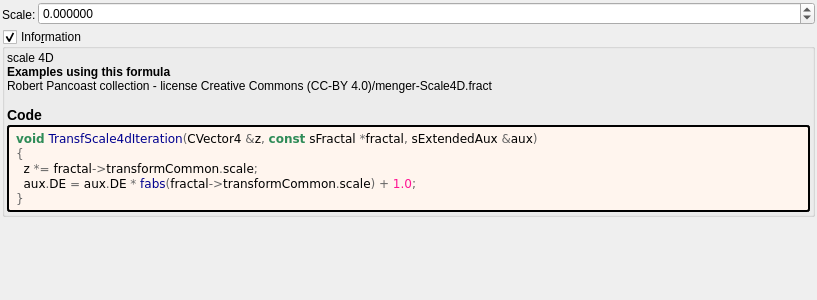
This is mandelbulber2/formula/ui/transf_scale4d.ui in buddhi1980/mandelbulber2 as Qt 5 draws it before an edit. The edited form follows.
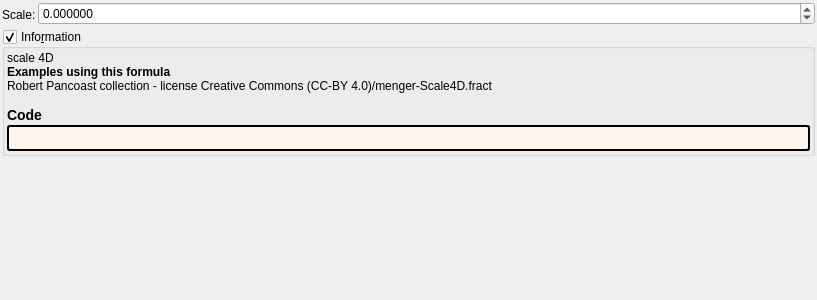
This is the edited form. Custom widgets are drawn as their Qt base class.

```diff
--- a/mandelbulber2/formula/ui/transf_scale4d.ui
+++ b/mandelbulber2/formula/ui/transf_scale4d.ui
@@ -122,14 +122,7 @@
          <string notr="true">border-style: outset; border-width: 2px; border-radius: 3px; border-color: black; background-color: #fff5ee; padding: 4px;</string>
         </property>
         <property name="text">
-         <string notr="true">&lt;body style=&quot;background-color:#fff5ee&quot;&gt;
-&lt;pre style=&quot;color:#000000; background-color:#fff5ee;  font-family:'Courier New',monospace;&quot;&gt;&lt;span style=&quot;color:#2e8b57; font-weight:bold&quot;&gt;void&lt;/span&gt; &lt;span style=&quot;color:#00008f&quot;&gt;TransfScale4dIteration&lt;/span&gt;&lt;span style=&quot;color:#676767&quot;&gt;(&lt;/span&gt;CVector4 &lt;span style=&quot;color:#676767&quot;&gt;&amp;amp;&lt;/span&gt;z&lt;span style=&quot;color:#676767&quot;&gt;,&lt;/span&gt; &lt;span style=&quot;color:#2e8b57; font-weight:bold&quot;&gt;const&lt;/span&gt; sFractal &lt;span style=&quot;color:#676767&quot;&gt;*&lt;/span&gt;fractal&lt;span style=&quot;color:#676767&quot;&gt;,&lt;/span&gt; sExtendedAux &lt;span style=&quot;color:#676767&quot;&gt;&amp;amp;&lt;/span&gt;aux&lt;span style=&quot;color:#676767&quot;&gt;)&lt;/span&gt;
-&lt;span style=&quot;color:#676767&quot;&gt;{&lt;/span&gt;
-  z &lt;span style=&quot;color:#676767&quot;&gt;*=&lt;/span&gt; fractal&lt;span style=&quot;color:#676767&quot;&gt;-&amp;gt;&lt;/span&gt;transformCommon&lt;span style=&quot;color:#676767&quot;&gt;.&lt;/span&gt;scale&lt;span style=&quot;color:#676767&quot;&gt;;&lt;/span&gt;
-  aux&lt;span style=&quot;color:#676767&quot;&gt;.&lt;/span&gt;DE &lt;span style=&quot;color:#676767&quot;&gt;=&lt;/span&gt; aux&lt;span style=&quot;color:#676767&quot;&gt;.&lt;/span&gt;DE &lt;span style=&quot;color:#676767&quot;&gt;*&lt;/span&gt; &lt;span style=&quot;color:#00008f&quot;&gt;fabs&lt;/span&gt;&lt;span style=&quot;color:#676767&quot;&gt;(&lt;/span&gt;fractal&lt;span style=&quot;color:#676767&quot;&gt;-&amp;gt;&lt;/span&gt;transformCommon&lt;span style=&quot;color:#676767&quot;&gt;.&lt;/span&gt;scale&lt;span style=&quot;color:#676767&quot;&gt;) +&lt;/span&gt; &lt;span style=&quot;color:#ff1493&quot;&gt;1.0&lt;/span&gt;&lt;span style=&quot;color:#676767&quot;&gt;;&lt;/span&gt;
-&lt;span style=&quot;color:#676767&quot;&gt;}&lt;/span&gt;
-&lt;/pre&gt;
-&lt;/body&gt;</string>
+         <string notr="true"></string>
         </property>
         <property name="wordWrap">
          <bool>true</bool>
```
